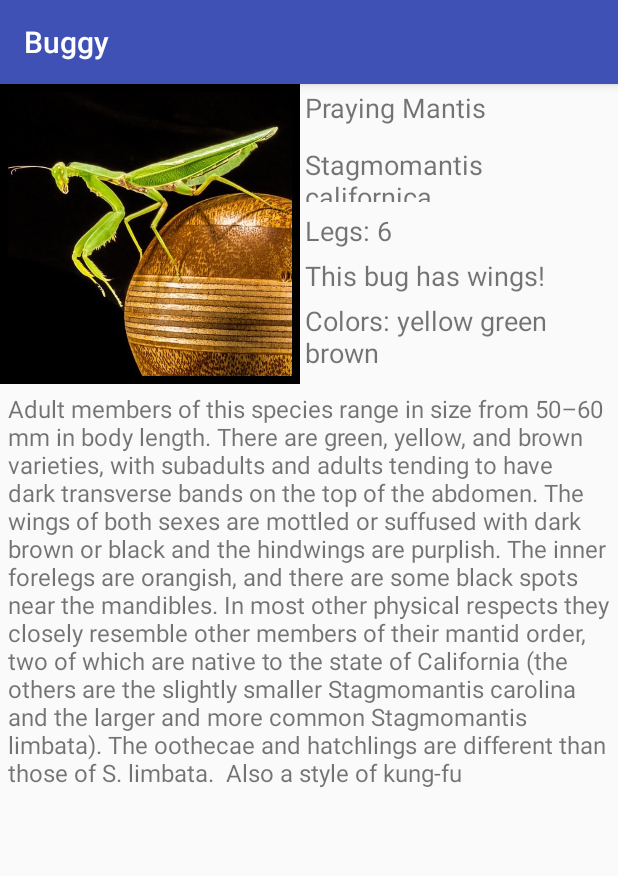
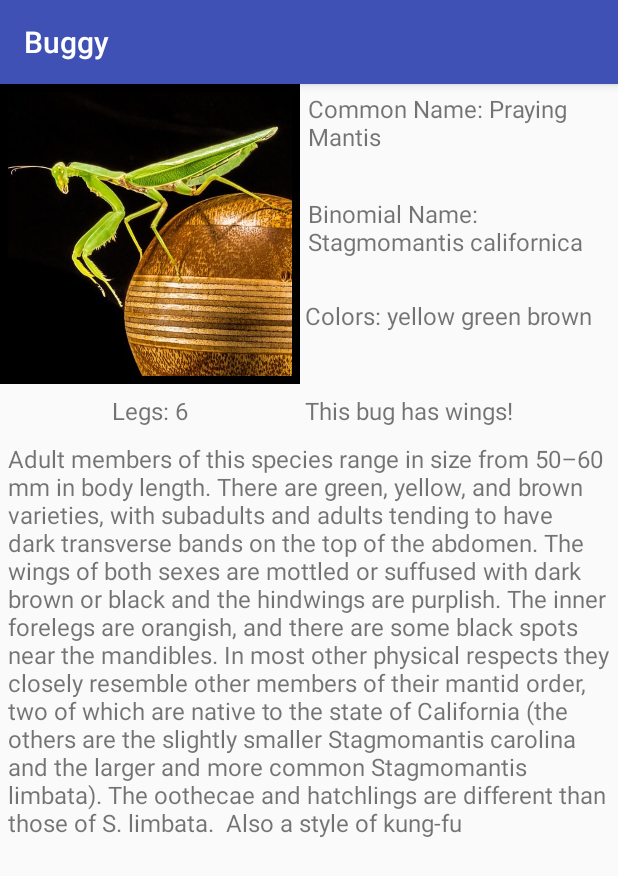
Before and after one commit to ajlomb/Buggy, an Android app: the screen it shows after launch (DetailsActivity), after a tap on "Praying Mantis", on a phone screen of 412 x 824 dp. Shown: the top 876 px of the screen. Run offline under Robolectric (Android 15) with nearby library versions, the light colour scheme and no system bars.

Commit message:
Minor adjustments to layout & layout behavior

```diff
--- a/Buggy/app/src/main/AndroidManifest.xml
+++ b/Buggy/app/src/main/AndroidManifest.xml
@@ -9,7 +9,8 @@
         android:supportsRtl="true"
         android:theme="@style/AppTheme">
         <activity android:name=".MainActivity"
-            android:launchMode="singleTop">
+            android:launchMode="singleTop"
+            android:windowSoftInputMode="adjustNothing">
             <intent-filter>
                 <action android:name="android.intent.action.MAIN" />
                 <category android:name="android.intent.category.LAUNCHER" />
--- a/Buggy/app/src/main/java/com/example/alexanderlombardo/project2buggy/DetailsActivity.java
+++ b/Buggy/app/src/main/java/com/example/alexanderlombardo/project2buggy/DetailsActivity.java
@@ -52,8 +52,8 @@ public class DetailsActivity extends AppCompatActivity {
             }
             detailColors.setText("Colors: "+captureColors);
             numLegs.setText("Legs: "+captureNumLegs);
-            commonName.setText(captureCommonName);
-            latinName.setText(captureLatinName);
+            commonName.setText("Common Name: " +captureCommonName);
+            latinName.setText("Binomial Name: " +captureLatinName);
             detailDescription.setText(captureDescript);
 
             switch(captureId) {
@@ -76,9 +76,6 @@ public class DetailsActivity extends AppCompatActivity {
                 case 9:     bugImage.setImageResource(R.drawable.ladybeetle);
                     break;
             }
-
         }
-
     }
-
 }
--- a/Buggy/app/src/main/java/com/example/alexanderlombardo/project2buggy/MainActivity.java
+++ b/Buggy/app/src/main/java/com/example/alexanderlombardo/project2buggy/MainActivity.java
@@ -64,7 +64,7 @@ public class MainActivity extends AppCompatActivity {
         dbSetup.insertBugData(2, "Praying Mantis",
                 "Stagmomantis californica", "6", "1", "yellow green brown",
                 "Adult members of this species range in size from 50–60 mm in body length. There are green, yellow, and brown varieties, with subadults and adults tending to have dark transverse bands on the top of the abdomen. The wings of both sexes are mottled or suffused with dark brown or black and the hindwings are purplish. The inner forelegs are orangish, and there are some black spots near the mandibles. In most other physical respects they closely resemble other members of their mantid order, two of which are native to the state of California (the others are the slightly smaller Stagmomantis carolina and the larger and more common Stagmomantis limbata). The oothecae and hatchlings are different than those of S. limbata.  Also a style of kung-fu");
-        dbSetup.insertBugData(3, "Black Widow Spider",
+        dbSetup.insertBugData(3, "Black Widow",
                 "Latrodectus hesperus", "8", "0", "black red",
                 "Latrodectus hesperus, the western black widow spider or western widow, is a venomous spider species found in western regions of North America. The female's body is 14–16 mm (1/2 in) in length and is black, often with an hourglass-shaped red mark on the lower abdomen. This \"hourglass\" mark can be yellow, and on rare occasions, white. The male of the species is around half this length and generally a tan color with lighter striping on the abdomen. The population was previously described as a subspecies of Latrodectus mactans and it is closely related to the northern species Latrodectus variolus. The species, as with others of the genus, build irregular or \"messy\" webs: Unlike the spiral webs or the tunnel-shaped webs of other spiders, the strands of a Latrodectus web have no apparent organization. Female black widows have potent venom composed of neurotoxins. Fatalities usually only happen with children and the elderly, however medical treatment may be required for others as well. However, the male black widow is harmless to humans. The female's consumption of the male after courtship, a cannibalistic and suicidal behaviour observed in Latrodectus hasseltii (Australia's redback), is rare in this species. Male western widows may breed several times during their relatively short lifespans. Males are known to show preference for mating with well-fed females over starved ones, taking cues from the females' webs.");
         dbSetup.insertBugData(4, "House Cricket",
--- a/Buggy/app/src/main/res/layout/details_activity.xml
+++ b/Buggy/app/src/main/res/layout/details_activity.xml
@@ -14,9 +14,9 @@
     <TextView
         android:id="@+id/details_common_name"
         android:layout_width="wrap_content"
-        android:layout_height="38dp"
-        android:padding="3dp"
-        android:textSize="18sp"
+        android:layout_height="70dp"
+        android:padding="5dp"
+        android:textSize="16sp"
         android:layout_alignParentRight="true"
         android:layout_alignParentEnd="true"
         android:layout_alignParentTop="true"
@@ -26,9 +26,9 @@
     <TextView
         android:id="@+id/details_latin_name"
         android:layout_width="wrap_content"
-        android:layout_height="44dp"
-        android:padding="3dp"
-        android:textSize="18sp"
+        android:layout_height="70dp"
+        android:padding="5dp"
+        android:textSize="16sp"
         android:layout_alignParentRight="true"
         android:layout_alignParentEnd="true"
         android:layout_below="@+id/details_common_name"
@@ -38,9 +38,35 @@
     <TextView
         android:id="@+id/details_num_legs"
         android:layout_width="wrap_content"
-        android:layout_height="30dp"
+        android:layout_height="35dp"
         android:padding="3dp"
-        android:textSize="18sp"
+        android:textSize="16sp"
+        android:textAlignment="center"
+        android:gravity="center_vertical"
+        android:layout_alignParentLeft="true"
+        android:layout_alignTop="@+id/details_wings"
+        android:layout_toLeftOf="@+id/details_wings"
+        android:layout_toStartOf="@+id/details_wings" />
+
+    <TextView
+        android:id="@+id/details_wings"
+        android:layout_width="wrap_content"
+        android:layout_height="35dp"
+        android:padding="3dp"
+        android:textSize="16sp"
+        android:gravity="center_vertical"
+        android:layout_alignRight="@+id/details_color"
+        android:layout_alignEnd="@+id/details_color"
+        android:layout_below="@+id/details_color"
+        android:layout_toRightOf="@+id/details_image_view"
+        android:layout_toEndOf="@+id/details_image_view" />
+
+    <TextView
+        android:id="@+id/details_color"
+        android:layout_width="wrap_content"
+        android:layout_height="60dp"
+        android:padding="3dp"
+        android:textSize="16sp"
         android:layout_alignParentRight="true"
         android:layout_alignParentEnd="true"
         android:layout_below="@+id/details_latin_name"
@@ -48,37 +74,16 @@
         android:layout_toEndOf="@+id/details_image_view" />
 
     <TextView
-        android:id="@+id/details_wings"
-        android:layout_width="wrap_content"
-        android:layout_height="30dp"
-        android:padding="3dp"
-        android:textSize="18sp"
-        android:layout_alignParentRight="true"
-        android:layout_alignParentEnd="true"
-        android:layout_below="@+id/details_num_legs"
-        android:layout_toRightOf="@+id/details_image_view"
-        android:layout_toEndOf="@+id/details_image_view" />
-
-    <TextView
-        android:id="@+id/details_color"
-        android:layout_width="wrap_content"
-        android:layout_height="58dp"
-        android:padding="3dp"
-        android:textSize="18sp"
-        android:layout_alignParentRight="true"
-        android:layout_alignParentEnd="true"
-        android:layout_below="@+id/details_wings"
-        android:layout_toRightOf="@+id/details_image_view"
-        android:layout_toEndOf="@+id/details_image_view" />
-
-    <TextView
         android:id="@+id/details_details_text"
         android:layout_width="wrap_content"
         android:layout_height="wrap_content"
-        android:padding="5dp"
+        android:paddingTop="3dp"
+        android:paddingBottom="5dp"
+        android:paddingLeft="5dp"
+        android:paddingRight="5dp"
         android:textSize="16sp"
         android:scrollbars="vertical"
-        android:layout_below="@+id/details_image_view"
+        android:layout_below="@+id/details_num_legs"
         android:layout_alignParentLeft="true"
         android:layout_alignParentStart="true"
         android:layout_alignParentBottom="true"
--- a/Buggy/app/src/main/res/layout/main_list_format.xml
+++ b/Buggy/app/src/main/res/layout/main_list_format.xml
@@ -10,7 +10,7 @@
         android:layout_width="wrap_content"
         android:layout_height="wrap_content"
         android:layout_weight="1"
-        android:textSize="22sp"
+        android:textSize="20sp"
         android:textColor="#01182d"
         android:background="#80c7b64f"
         android:padding="5dp"
@@ -21,7 +21,7 @@
         android:layout_width="wrap_content"
         android:layout_height="wrap_content"
         android:layout_weight="2"
-        android:textSize="22sp"
+        android:textSize="20sp"
         android:textAlignment="textEnd"
         android:layout_gravity="end"
         android:textColor="#01182d"
```
